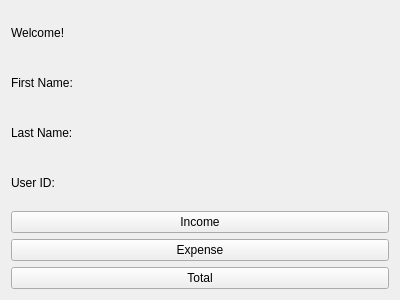
jentimanatol/QT, file testUserLoginProcedure/testUserLoginProcedure/welcome.ui: the form before one commit.
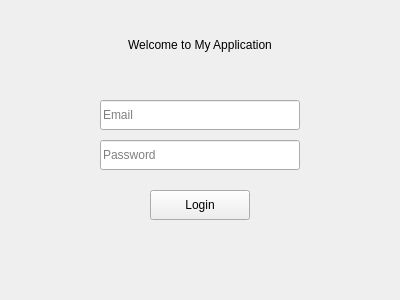
The form after the commit.

Diff of the .ui file:
```diff
--- a/testUserLoginProcedure/testUserLoginProcedure/welcome.ui
+++ b/testUserLoginProcedure/testUserLoginProcedure/welcome.ui
@@ -13,62 +13,64 @@
   <property name="windowTitle">
    <string>Welcome</string>
   </property>
-  <layout class="QVBoxLayout" name="verticalLayout_welcome">
-    <!-- Welcome label -->
-    <item>
      <widget class="QLabel" name="welcomeLabel">
-      <property name="text">
-       <string>Welcome!</string>
-      </property>
-     </widget>
-    </item>
-    <!-- User details -->
-    <item>
-     <widget class="QLabel" name="userFirstNameLabel">
+   <property name="geometry">
+    <rect>
+     <x>50</x>
+     <y>20</y>
+     <width>300</width>
+     <height>50</height>
+    </rect>
+   </property>
       <property name="text">
-       <string>First Name: </string>
-      </property>
-     </widget>
-    </item>
-    <item>
-     <widget class="QLabel" name="userLastNameLabel">
-      <property name="text">
-       <string>Last Name: </string>
-      </property>
-     </widget>
-    </item>
-    <item>
-     <widget class="QLabel" name="userIDLabel">
-      <property name="text">
-       <string>User ID: </string>
-      </property>
-     </widget>
-    </item>
-    <!-- Income button -->
-    <item>
-     <widget class="QPushButton" name="incomeButton">
-      <property name="text">
-       <string>Income</string>
-      </property>
-     </widget>
-    </item>
-    <!-- Expense button -->
-    <item>
-     <widget class="QPushButton" name="expenseButton">
-      <property name="text">
-       <string>Expense</string>
-      </property>
-     </widget>
-    </item>
-    <!-- Total button -->
-    <item>
-     <widget class="QPushButton" name="totalButton">
+    <string>Welcome to My Application</string>
+   </property>
+   <property name="alignment">
+    <set>Qt::AlignCenter</set>
+   </property>
+  </widget>
+  <widget class="QLineEdit" name="emailLineEdit">
+   <property name="geometry">
+    <rect>
+     <x>100</x>
+     <y>100</y>
+     <width>200</width>
+     <height>30</height>
+    </rect>
+   </property>
+   <property name="placeholderText">
+    <string>Email</string>
+   </property>
+  </widget>
+  <widget class="QLineEdit" name="passwordLineEdit">
+   <property name="geometry">
+    <rect>
+     <x>100</x>
+     <y>140</y>
+     <width>200</width>
+     <height>30</height>
+    </rect>
+   </property>
+   <property name="placeholderText">
+    <string>Password</string>
+   </property>
+   <property name="echoMode">
+    <enum>QLineEdit::Password</enum>
+   </property>
+  </widget>
+  <widget class="QPushButton" name="loginButton">
+   <property name="geometry">
+    <rect>
+     <x>150</x>
+     <y>190</y>
+     <width>100</width>
+     <height>30</height>
+    </rect>
+   </property>
       <property name="text">
-       <string>Total</string>
-      </property>
-     </widget>
-    </item>
-   </layout>
+    <string>Login</string>
+   </property>
+  </widget>
  </widget>
  <resources/>
  <connections/>
```
Lines whose indentation alone changed are shown as unchanged.
